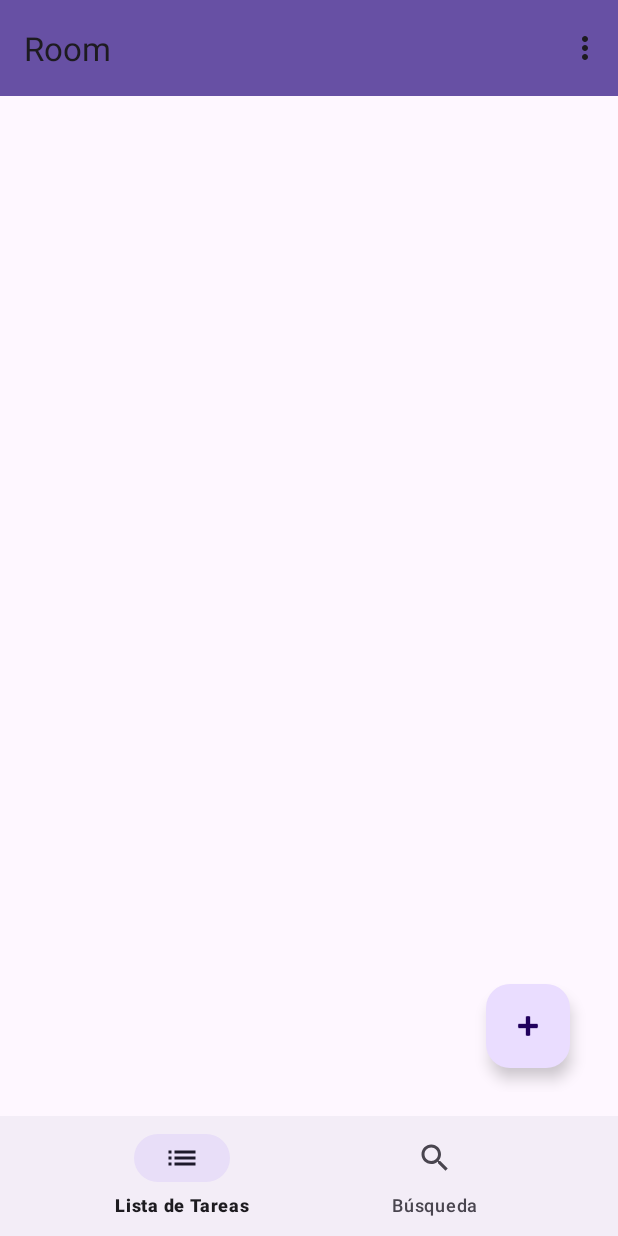
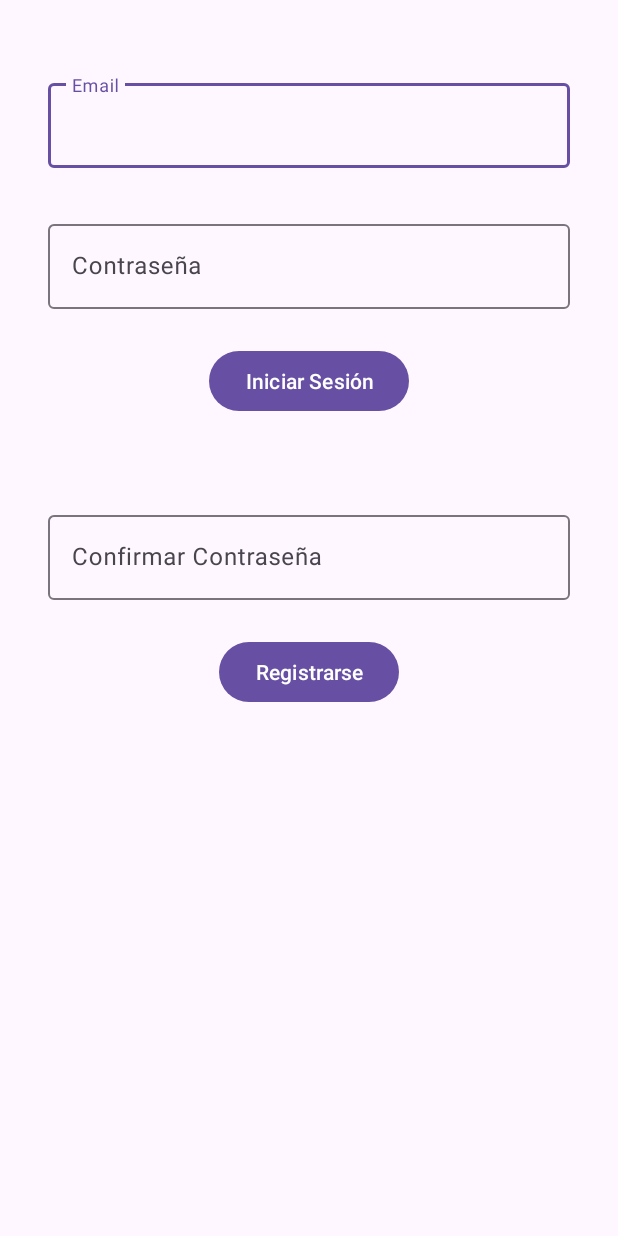
Before and after one commit to jgarciar122/TodoListFirebase, an Android app: the screen it shows after launch (MainActivity before the commit, RegistroActivity after it), on a phone screen of 412 x 824 dp. Run offline under Robolectric (Android 15) with nearby library versions, the phone set to English and light mode, and no system bars; our stand-ins replace Firebase (no records; nobody signed in at launch, a user with empty details on screens opened directly).

Commit message:
Registro con correo

```diff
--- a/OneDrive/Documentos/2DAM/RoomToDo-master/RoomToDo-master/app/src/main/java/com/example/room/Model/Tarea.java
+++ b/OneDrive/Documentos/2DAM/RoomToDo-master/RoomToDo-master/app/src/main/java/com/example/room/Model/Tarea.java
@@ -15,6 +15,7 @@ public class Tarea implements java.io.Serializable {
     private Date fecha;
     private boolean completada;
     private byte[] imagen;
+
 
 
     public Tarea(String nombre, String descripcion, Date fecha, byte[] imagen) {
--- /dev/null
+++ b/OneDrive/Documentos/2DAM/RoomToDo-master/RoomToDo-master/app/src/main/res/layout/activity_registro.xml
@@ -0,0 +1,92 @@
+<?xml version="1.0" encoding="utf-8"?>
+<androidx.constraintlayout.widget.ConstraintLayout xmlns:android="http://schemas.android.com/apk/res/android"
+    xmlns:app="http://schemas.android.com/apk/res-auto"
+    xmlns:tools="http://schemas.android.com/tools"
+    android:id="@+id/linearLayout"
+    android:layout_width="match_parent"
+    android:layout_height="match_parent"
+    android:gravity="center">
+
+    <com.google.android.material.textfield.TextInputLayout
+        android:id="@+id/textInputLayout"
+        android:layout_width="0dp"
+        android:layout_height="wrap_content"
+        android:layout_marginStart="32dp"
+        android:layout_marginTop="50dp"
+        android:layout_marginEnd="32dp"
+        app:layout_constraintEnd_toEndOf="parent"
+        app:layout_constraintStart_toStartOf="parent"
+        app:layout_constraintTop_toTopOf="parent">
+
+        <com.google.android.material.textfield.TextInputEditText
+            android:id="@+id/textoMail"
+            android:layout_width="match_parent"
+            android:layout_height="wrap_content"
+            android:hint="Email" />
+
+    </com.google.android.material.textfield.TextInputLayout>
+
+    <com.google.android.material.textfield.TextInputLayout
+        android:id="@+id/textInputLayout2"
+        android:layout_width="match_parent"
+        android:layout_height="wrap_content"
+        android:layout_marginStart="32dp"
+        android:layout_marginTop="32dp"
+        android:layout_marginEnd="32dp"
+        app:layout_constraintEnd_toEndOf="parent"
+        app:layout_constraintStart_toStartOf="parent"
+        app:layout_constraintTop_toBottomOf="@+id/textInputLayout">
+
+        <EditText
+            android:id="@+id/textoPassword"
+            android:layout_width="match_parent"
+            android:layout_height="wrap_content"
+            android:layout_weight="1"
+            android:ems="10"
+            android:hint="Contraseña"
+            android:inputType="textPassword" />
+    </com.google.android.material.textfield.TextInputLayout>
+
+    <Button
+        android:id="@+id/btnLogin"
+        android:layout_width="wrap_content"
+        android:layout_height="wrap_content"
+        android:layout_marginTop="24dp"
+        android:text="Iniciar Sesión"
+        app:layout_constraintEnd_toEndOf="parent"
+        app:layout_constraintStart_toStartOf="parent"
+        app:layout_constraintTop_toBottomOf="@+id/textInputLayout2" />
+
+    <com.google.android.material.textfield.TextInputLayout
+        android:id="@+id/textInputLayout3"
+        android:layout_width="match_parent"
+        android:layout_height="wrap_content"
+        android:layout_marginStart="32dp"
+        android:layout_marginTop="60dp"
+        android:layout_marginEnd="32dp"
+        app:layout_constraintEnd_toEndOf="parent"
+        app:layout_constraintHorizontal_bias="0.0"
+        app:layout_constraintStart_toStartOf="parent"
+        app:layout_constraintTop_toBottomOf="@+id/btnLogin">
+
+        <EditText
+            android:id="@+id/textoPassword2"
+            android:layout_width="match_parent"
+            android:layout_height="wrap_content"
+            android:layout_weight="1"
+            android:ems="10"
+            android:hint="Confirmar Contraseña"
+            android:inputType="textPassword" />
+    </com.google.android.material.textfield.TextInputLayout>
+
+    <Button
+        android:id="@+id/btnRegistro"
+        android:layout_width="wrap_content"
+        android:layout_height="wrap_content"
+        android:layout_marginTop="24dp"
+        android:text="Registrarse"
+        app:layout_constraintEnd_toEndOf="parent"
+        app:layout_constraintStart_toStartOf="parent"
+        app:layout_constraintTop_toBottomOf="@+id/textInputLayout3" />
+
+</androidx.constraintlayout.widget.ConstraintLayout>
--- a/OneDrive/Documentos/2DAM/RoomToDo-master/RoomToDo-master/build.gradle.kts
+++ b/OneDrive/Documentos/2DAM/RoomToDo-master/RoomToDo-master/build.gradle.kts
@@ -1,5 +1,6 @@
 // Top-level build file where you can add configuration options common to all sub-projects/modules.
 plugins {
     alias(libs.plugins.android.application) apply false
+    id("com.google.gms.google-services") version "4.4.2" apply false
 
 }
--- a/OneDrive/Documentos/2DAM/RoomToDo-master/RoomToDo-master/gradle/libs.versions.toml
+++ b/OneDrive/Documentos/2DAM/RoomToDo-master/RoomToDo-master/gradle/libs.versions.toml
@@ -1,5 +1,6 @@
 [versions]
 agp = "8.6.0"
+firebaseAuthVersion = "21.0.8"
 junit = "4.13.2"
 junitVersion = "1.2.1"
 espressoCore = "3.6.1"
@@ -9,8 +10,10 @@ activity = "1.10.0"
 constraintlayout = "2.2.0"
 navigationRuntime = "2.8.5"
 navigationFragment = "2.8.5"
+firebaseAuth = "23.2.0"
 
 [libraries]
+firebase-auth-v2108 = { module = "com.google.firebase:firebase-auth", version.ref = "firebaseAuthVersion" }
 junit = { group = "junit", name = "junit", version.ref = "junit" }
 ext-junit = { group = "androidx.test.ext", name = "junit", version.ref = "junitVersion" }
 espresso-core = { group = "androidx.test.espresso", name = "espresso-core", version.ref = "espressoCore" }
@@ -20,6 +23,7 @@ activity = { group = "androidx.activity", name = "activity", version.ref = "acti
 constraintlayout = { group = "androidx.constraintlayout", name = "constraintlayout", version.ref = "constraintlayout" }
 navigation-runtime = { group = "androidx.navigation", name = "navigation-runtime", version.ref = "navigationRuntime" }
 navigation-fragment = { group = "androidx.navigation", name = "navigation-fragment", version.ref = "navigationFragment" }
+firebase-auth = { group = "com.google.firebase", name = "firebase-auth", version.ref = "firebaseAuth" }
 
 [plugins]
 android-application = { id = "com.android.application", version.ref = "agp" }
```
Also changed, not shown: OneDrive/Documentos/2DAM/RoomToDo-master/RoomToDo-master/app/build.gradle.kts (+5 -4 lines), OneDrive/Documentos/2DAM/RoomToDo-master/RoomToDo-master/app/src/main/AndroidManifest.xml (+9 -5 lines), OneDrive/Documentos/2DAM/RoomToDo-master/RoomToDo-master/app/src/main/java/com/example/room/MainActivity.java (+6 -1 lines), OneDrive/Documentos/2DAM/RoomToDo-master/RoomToDo-master/app/src/main/java/com/example/room/UI/RegistroActivity.java (added, +147 -0 lines).
